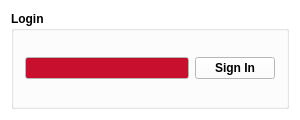
First picture: the form in cuACS/mainwindow.ui, repository cameronhawtin/Animal-Farm-cuACS, before the edit.
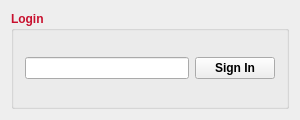
Second picture: the form after the edit.

The edit to the form file:
```diff
--- a/cuACS/mainwindow.ui
+++ b/cuACS/mainwindow.ui
@@ -16,135 +16,27 @@
      <colorrole role="WindowText">
       <brush brushstyle="SolidPattern">
        <color alpha="255">
-        <red>0</red>
-        <green>0</green>
-        <blue>0</blue>
-       </color>
-      </brush>
-     </colorrole>
-     <colorrole role="Button">
-      <brush brushstyle="SolidPattern">
-       <color alpha="255">
-        <red>255</red>
-        <green>255</green>
-        <blue>255</blue>
-       </color>
-      </brush>
-     </colorrole>
-     <colorrole role="Light">
-      <brush brushstyle="SolidPattern">
-       <color alpha="255">
-        <red>255</red>
-        <green>255</green>
-        <blue>255</blue>
-       </color>
-      </brush>
-     </colorrole>
-     <colorrole role="Midlight">
-      <brush brushstyle="SolidPattern">
-       <color alpha="255">
-        <red>255</red>
-        <green>255</green>
-        <blue>255</blue>
-       </color>
-      </brush>
-     </colorrole>
-     <colorrole role="Dark">
-      <brush brushstyle="SolidPattern">
-       <color alpha="255">
-        <red>127</red>
-        <green>127</green>
-        <blue>127</blue>
-       </color>
-      </brush>
-     </colorrole>
-     <colorrole role="Mid">
-      <brush brushstyle="SolidPattern">
-       <color alpha="255">
-        <red>170</red>
-        <green>170</green>
-        <blue>170</blue>
-       </color>
-      </brush>
-     </colorrole>
-     <colorrole role="Text">
-      <brush brushstyle="SolidPattern">
-       <color alpha="255">
-        <red>0</red>
-        <green>0</green>
-        <blue>0</blue>
-       </color>
-      </brush>
-     </colorrole>
-     <colorrole role="BrightText">
-      <brush brushstyle="SolidPattern">
-       <color alpha="255">
-        <red>255</red>
-        <green>255</green>
-        <blue>255</blue>
-       </color>
-      </brush>
-     </colorrole>
-     <colorrole role="ButtonText">
-      <brush brushstyle="SolidPattern">
-       <color alpha="255">
-        <red>0</red>
-        <green>0</green>
-        <blue>0</blue>
-       </color>
-      </brush>
-     </colorrole>
-     <colorrole role="Base">
-      <brush brushstyle="SolidPattern">
-       <color alpha="255">
         <red>200</red>
         <green>16</green>
         <blue>46</blue>
        </color>
       </brush>
      </colorrole>
+     <colorrole role="Base">
+      <brush brushstyle="SolidPattern">
+       <color alpha="255">
+        <red>255</red>
+        <green>255</green>
+        <blue>255</blue>
+       </color>
+      </brush>
+     </colorrole>
      <colorrole role="Window">
       <brush brushstyle="SolidPattern">
        <color alpha="255">
-        <red>255</red>
-        <green>255</green>
-        <blue>255</blue>
-       </color>
-      </brush>
-     </colorrole>
-     <colorrole role="Shadow">
-      <brush brushstyle="SolidPattern">
-       <color alpha="255">
-        <red>0</red>
-        <green>0</green>
-        <blue>0</blue>
-       </color>
-      </brush>
-     </colorrole>
-     <colorrole role="AlternateBase">
-      <brush brushstyle="SolidPattern">
-       <color alpha="255">
-        <red>255</red>
-        <green>255</green>
-        <blue>255</blue>
-       </color>
-      </brush>
-     </colorrole>
-     <colorrole role="ToolTipBase">
-      <brush brushstyle="SolidPattern">
-       <color alpha="255">
-        <red>255</red>
-        <green>255</green>
-        <blue>220</blue>
-       </color>
-      </brush>
-     </colorrole>
-     <colorrole role="ToolTipText">
-      <brush brushstyle="SolidPattern">
-       <color alpha="255">
-        <red>0</red>
-        <green>0</green>
-        <blue>0</blue>
+        <red>238</red>
+        <green>238</green>
+        <blue>238</blue>
        </color>
       </brush>
      </colorrole>
@@ -153,135 +45,27 @@
      <colorrole role="WindowText">
       <brush brushstyle="SolidPattern">
        <color alpha="255">
-        <red>0</red>
-        <green>0</green>
-        <blue>0</blue>
-       </color>
-      </brush>
-     </colorrole>
-     <colorrole role="Button">
-      <brush brushstyle="SolidPattern">
-       <color alpha="255">
-        <red>255</red>
-        <green>255</green>
-        <blue>255</blue>
-       </color>
-      </brush>
-     </colorrole>
-     <colorrole role="Light">
-      <brush brushstyle="SolidPattern">
-       <color alpha="255">
-        <red>255</red>
-        <green>255</green>
-        <blue>255</blue>
-       </color>
-      </brush>
-     </colorrole>
-     <colorrole role="Midlight">
-      <brush brushstyle="SolidPattern">
-       <color alpha="255">
-        <red>255</red>
-        <green>255</green>
-        <blue>255</blue>
-       </color>
-      </brush>
-     </colorrole>
-     <colorrole role="Dark">
-      <brush brushstyle="SolidPattern">
-       <color alpha="255">
-        <red>127</red>
-        <green>127</green>
-        <blue>127</blue>
-       </color>
-      </brush>
-     </colorrole>
-     <colorrole role="Mid">
-      <brush brushstyle="SolidPattern">
-       <color alpha="255">
-        <red>170</red>
-        <green>170</green>
-        <blue>170</blue>
-       </color>
-      </brush>
-     </colorrole>
-     <colorrole role="Text">
-      <brush brushstyle="SolidPattern">
-       <color alpha="255">
-        <red>0</red>
-        <green>0</green>
-        <blue>0</blue>
-       </color>
-      </brush>
-     </colorrole>
-     <colorrole role="BrightText">
-      <brush brushstyle="SolidPattern">
-       <color alpha="255">
-        <red>255</red>
-        <green>255</green>
-        <blue>255</blue>
-       </color>
-      </brush>
-     </colorrole>
-     <colorrole role="ButtonText">
-      <brush brushstyle="SolidPattern">
-       <color alpha="255">
-        <red>0</red>
-        <green>0</green>
-        <blue>0</blue>
-       </color>
-      </brush>
-     </colorrole>
-     <colorrole role="Base">
-      <brush brushstyle="SolidPattern">
-       <color alpha="255">
         <red>200</red>
         <green>16</green>
         <blue>46</blue>
        </color>
       </brush>
      </colorrole>
+     <colorrole role="Base">
+      <brush brushstyle="SolidPattern">
+       <color alpha="255">
+        <red>255</red>
+        <green>255</green>
+        <blue>255</blue>
+       </color>
+      </brush>
+     </colorrole>
      <colorrole role="Window">
       <brush brushstyle="SolidPattern">
        <color alpha="255">
-        <red>255</red>
-        <green>255</green>
-        <blue>255</blue>
-       </color>
-      </brush>
-     </colorrole>
-     <colorrole role="Shadow">
-      <brush brushstyle="SolidPattern">
-       <color alpha="255">
-        <red>0</red>
-        <green>0</green>
-        <blue>0</blue>
-       </color>
-      </brush>
-     </colorrole>
-     <colorrole role="AlternateBase">
-      <brush brushstyle="SolidPattern">
-       <color alpha="255">
-        <red>255</red>
-        <green>255</green>
-        <blue>255</blue>
-       </color>
-      </brush>
-     </colorrole>
-     <colorrole role="ToolTipBase">
-      <brush brushstyle="SolidPattern">
-       <color alpha="255">
-        <red>255</red>
-        <green>255</green>
-        <blue>220</blue>
-       </color>
-      </brush>
-     </colorrole>
-     <colorrole role="ToolTipText">
-      <brush brushstyle="SolidPattern">
-       <color alpha="255">
-        <red>0</red>
-        <green>0</green>
-        <blue>0</blue>
+        <red>238</red>
+        <green>238</green>
+        <blue>238</blue>
        </color>
       </brush>
      </colorrole>
@@ -290,135 +74,27 @@
      <colorrole role="WindowText">
       <brush brushstyle="SolidPattern">
        <color alpha="255">
-        <red>127</red>
-        <green>127</green>
-        <blue>127</blue>
-       </color>
-      </brush>
-     </colorrole>
-     <colorrole role="Button">
-      <brush brushstyle="SolidPattern">
-       <color alpha="255">
-        <red>255</red>
-        <green>255</green>
-        <blue>255</blue>
-       </color>
-      </brush>
-     </colorrole>
-     <colorrole role="Light">
-      <brush brushstyle="SolidPattern">
-       <color alpha="255">
-        <red>255</red>
-        <green>255</green>
-        <blue>255</blue>
-       </color>
-      </brush>
-     </colorrole>
-     <colorrole role="Midlight">
-      <brush brushstyle="SolidPattern">
-       <color alpha="255">
-        <red>255</red>
-        <green>255</green>
-        <blue>255</blue>
-       </color>
-      </brush>
-     </colorrole>
-     <colorrole role="Dark">
-      <brush brushstyle="SolidPattern">
-       <color alpha="255">
-        <red>127</red>
-        <green>127</green>
-        <blue>127</blue>
-       </color>
-      </brush>
-     </colorrole>
-     <colorrole role="Mid">
-      <brush brushstyle="SolidPattern">
-       <color alpha="255">
-        <red>170</red>
-        <green>170</green>
-        <blue>170</blue>
-       </color>
-      </brush>
-     </colorrole>
-     <colorrole role="Text">
-      <brush brushstyle="SolidPattern">
-       <color alpha="255">
-        <red>127</red>
-        <green>127</green>
-        <blue>127</blue>
-       </color>
-      </brush>
-     </colorrole>
-     <colorrole role="BrightText">
-      <brush brushstyle="SolidPattern">
-       <color alpha="255">
-        <red>255</red>
-        <green>255</green>
-        <blue>255</blue>
-       </color>
-      </brush>
-     </colorrole>
-     <colorrole role="ButtonText">
-      <brush brushstyle="SolidPattern">
-       <color alpha="255">
-        <red>127</red>
-        <green>127</green>
-        <blue>127</blue>
+        <red>190</red>
+        <green>190</green>
+        <blue>190</blue>
        </color>
       </brush>
      </colorrole>
      <colorrole role="Base">
       <brush brushstyle="SolidPattern">
        <color alpha="255">
-        <red>255</red>
-        <green>255</green>
-        <blue>255</blue>
+        <red>238</red>
+        <green>238</green>
+        <blue>238</blue>
        </color>
       </brush>
      </colorrole>
      <colorrole role="Window">
       <brush brushstyle="SolidPattern">
        <color alpha="255">
-        <red>255</red>
-        <green>255</green>
-        <blue>255</blue>
-       </color>
-      </brush>
-     </colorrole>
-     <colorrole role="Shadow">
-      <brush brushstyle="SolidPattern">
-       <color alpha="255">
-        <red>0</red>
-        <green>0</green>
-        <blue>0</blue>
-       </color>
-      </brush>
-     </colorrole>
-     <colorrole role="AlternateBase">
-      <brush brushstyle="SolidPattern">
-       <color alpha="255">
-        <red>255</red>
-        <green>255</green>
-        <blue>255</blue>
-       </color>
-      </brush>
-     </colorrole>
-     <colorrole role="ToolTipBase">
-      <brush brushstyle="SolidPattern">
-       <color alpha="255">
-        <red>255</red>
-        <green>255</green>
-        <blue>220</blue>
-       </color>
-      </brush>
-     </colorrole>
-     <colorrole role="ToolTipText">
-      <brush brushstyle="SolidPattern">
-       <color alpha="255">
-        <red>0</red>
-        <green>0</green>
-        <blue>0</blue>
+        <red>238</red>
+        <green>238</green>
+        <blue>238</blue>
        </color>
       </brush>
      </colorrole>
@@ -448,72 +124,7 @@
        <item>
         <layout class="QHBoxLayout" name="horizontalLayout">
          <item>
-          <widget class="QLineEdit" name="usernameLineEdit">
-           <property name="palette">
-            <palette>
-             <active>
-              <colorrole role="Button">
-               <brush brushstyle="SolidPattern">
-                <color alpha="255">
-                 <red>200</red>
-                 <green>16</green>
-                 <blue>46</blue>
-                </color>
-               </brush>
-              </colorrole>
-              <colorrole role="Text">
-               <brush brushstyle="SolidPattern">
-                <color alpha="255">
-                 <red>255</red>
-                 <green>255</green>
-                 <blue>255</blue>
-                </color>
-               </brush>
-              </colorrole>
-             </active>
-             <inactive>
-              <colorrole role="Button">
-               <brush brushstyle="SolidPattern">
-                <color alpha="255">
-                 <red>200</red>
-                 <green>16</green>
-                 <blue>46</blue>
-                </color>
-               </brush>
-              </colorrole>
-              <colorrole role="Text">
-               <brush brushstyle="SolidPattern">
-                <color alpha="255">
-                 <red>255</red>
-                 <green>255</green>
-                 <blue>255</blue>
-                </color>
-               </brush>
-              </colorrole>
-             </inactive>
-             <disabled>
-              <colorrole role="Button">
-               <brush brushstyle="SolidPattern">
-                <color alpha="255">
-                 <red>200</red>
-                 <green>16</green>
-                 <blue>46</blue>
-                </color>
-               </brush>
-              </colorrole>
-              <colorrole role="Text">
-               <brush brushstyle="SolidPattern">
-                <color alpha="255">
-                 <red>127</red>
-                 <green>127</green>
-                 <blue>127</blue>
-                </color>
-               </brush>
-              </colorrole>
-             </disabled>
-            </palette>
-           </property>
-          </widget>
+          <widget class="QLineEdit" name="usernameLineEdit"/>
          </item>
          <item>
           <widget class="QPushButton" name="loginButton">
```
